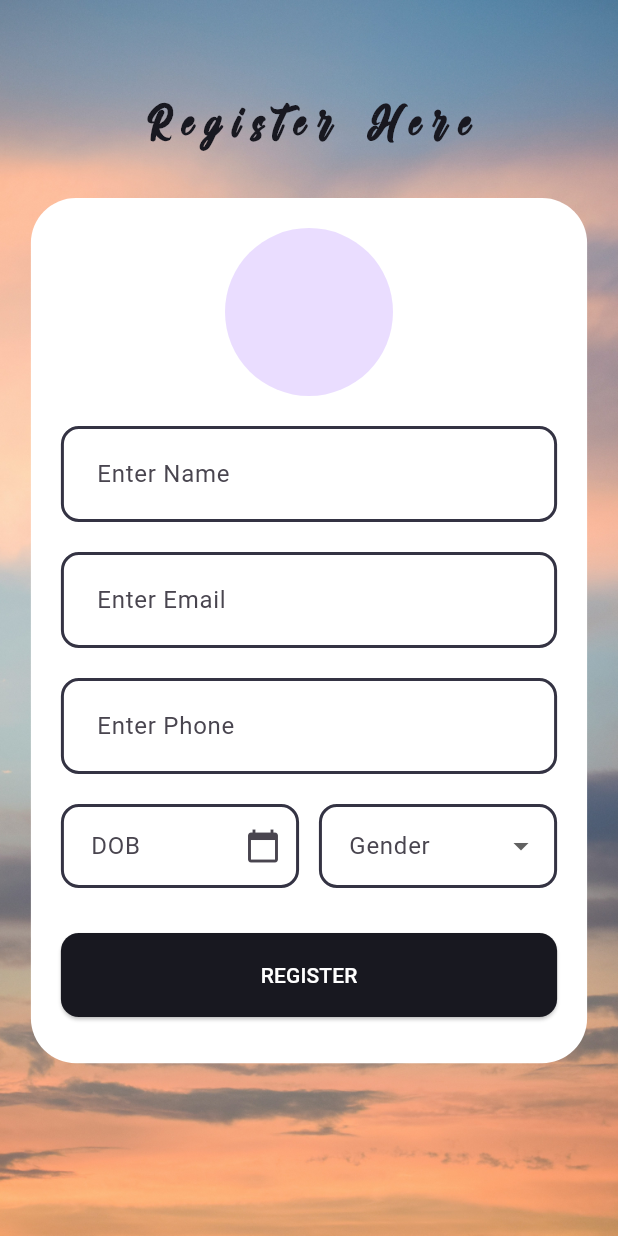
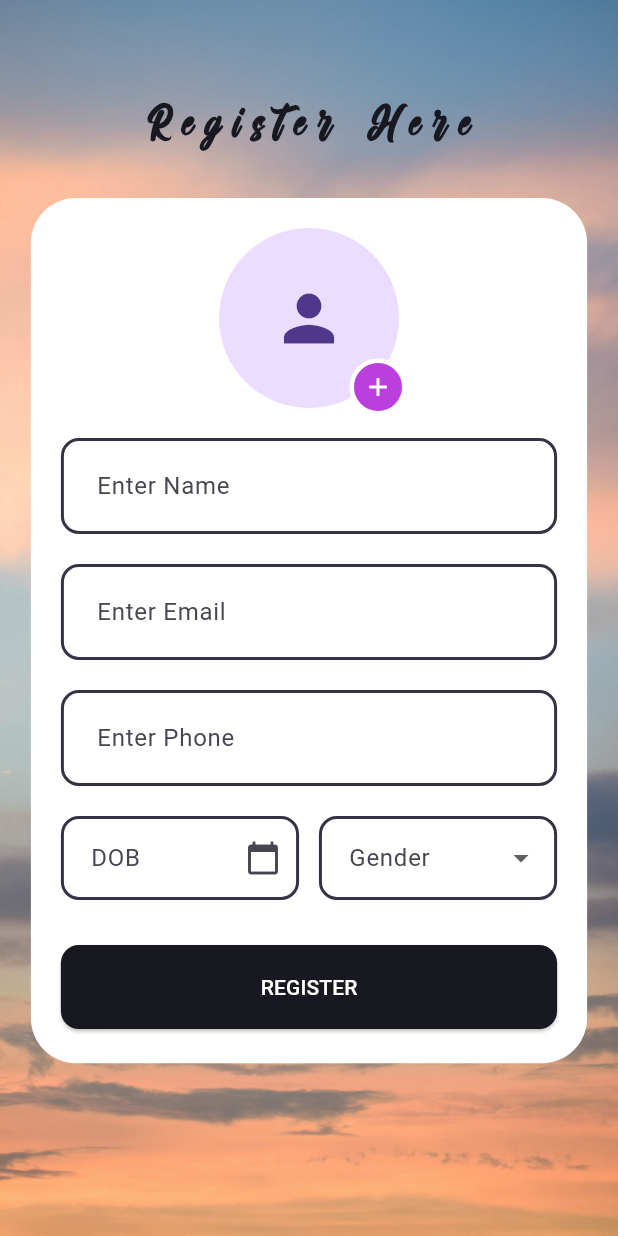
Before and after one commit to Goodwish-Engineering/Flutter-Task, a Flutter app: the screen it shows after launch, on a phone screen of 412 x 824 dp. Run offline on Flutter 3.47's test engine with Material 3 defaults, Android fonts, the phone set to English and light mode, and no system bars; our stand-ins replace bloc, flutter_bloc, image_picker.

Commit message:
feat: add and edit dp

```diff
--- a/app/lib/views/pages/register_page.dart
+++ b/app/lib/views/pages/register_page.dart
@@ -1,3 +1,5 @@
+import 'dart:io';
+
 import 'package:app/config/app_palette.dart';
 import 'package:app/config/app_routes.dart';
 import 'package:app/model/gender_type_enum.dart';
@@ -29,6 +31,7 @@ class _RegisterPageState extends State<RegisterPage> {
 
   DateTime? selectedDate;
   Gender? selectedGender;
+  File? selectedImage;
 
   @override
   void initState() {
@@ -54,6 +57,7 @@ class _RegisterPageState extends State<RegisterPage> {
     selectedDate = student.dob;
     selectedGender = student.gender;
     dobController.text = formatDateTime(true, student.dob.toIso8601String());
+    selectedImage = student.profilePicture;
   }
 
   @override
@@ -123,7 +127,16 @@ class _RegisterPageState extends State<RegisterPage> {
                         child: Column(
                           mainAxisSize: MainAxisSize.min,
                           children: [
-                            AddPhotoWidget(),
+                            AddPhotoWidget(
+                              initialImage: selectedImage,
+                              onImagePicked: (File? image) {
+                                setState(() {
+                                  selectedImage = image;
+                                });
+                                // Now you can use _selectedImage anywhere in your page
+                                print('Image path: ${selectedImage?.path}');
+                              },
+                            ),
                             SizedBox(height: 20),
 
                             AuthField(
@@ -218,6 +231,7 @@ class _RegisterPageState extends State<RegisterPage> {
                                       dob:
                                           selectedDate!, // Use selectedDate (DateTime)
                                       gender: selectedGender!,
+                                      profilePicture: selectedImage,
                                     );
 
                                     context.read<StudentBloc>().add(
--- a/app/lib/views/widgets/add_photo_widget.dart
+++ b/app/lib/views/widgets/add_photo_widget.dart
@@ -1,10 +1,79 @@
+import 'package:app/config/app_palette.dart';
 import 'package:flutter/material.dart';
+import 'package:image_picker/image_picker.dart';
+import 'dart:io';
 
-class AddPhotoWidget extends StatelessWidget {
-  const AddPhotoWidget({super.key});
+class AddPhotoWidget extends StatefulWidget {
+  final void Function(File?)? onImagePicked;
+  final File? initialImage;
+  const AddPhotoWidget({super.key, this.onImagePicked, this.initialImage});
+
+  @override
+  State<AddPhotoWidget> createState() => _AddPhotoWidgetState();
+}
+
+class _AddPhotoWidgetState extends State<AddPhotoWidget> {
+  File? _pickedImage;
+
+  @override
+  void initState() {
+    super.initState();
+    // Initialize with the provided initial image
+    _pickedImage = widget.initialImage;
+  }
+
+  Future<void> pickImage() async {
+    try {
+      final pickedFile = await ImagePicker().pickImage(
+        source: ImageSource.gallery,
+        imageQuality: 85,
+      );
+
+      if (pickedFile != null) {
+        setState(() {
+          _pickedImage = File(pickedFile.path);
+        });
+        // Notify parent about the new image
+        if (widget.onImagePicked != null) {
+          widget.onImagePicked!(_pickedImage);
+        }
+      }
+    } catch (e) {
+      ScaffoldMessenger.of(context).showSnackBar(
+        SnackBar(content: Text('Failed to pick image: ${e.toString()}')),
+      );
+    }
+  }
 
   @override
   Widget build(BuildContext context) {
-    return const CircleAvatar(radius: 56);
+    return Stack(
+      clipBehavior: Clip.none,
+      children: [
+        CircleAvatar(
+          radius: 60,
+          backgroundImage:
+              _pickedImage != null ? FileImage(_pickedImage!) : null,
+          child:
+              _pickedImage == null ? const Icon(Icons.person, size: 50) : null,
+        ),
+        Positioned(
+          right: -5,
+          bottom: -5,
+          child: InkWell(
+            onTap: pickImage,
+            child: Container(
+              decoration: BoxDecoration(
+                color: AppPallete.gradient1,
+                shape: BoxShape.circle,
+                border: Border.all(color: Colors.white, width: 3),
+              ),
+              padding: const EdgeInsets.all(6),
+              child: const Icon(Icons.add, size: 20, color: Colors.white),
+            ),
+          ),
+        ),
+      ],
+    );
   }
 }
```
Also changed, not shown: app/lib/views/pages/home_page.dart (+11 -1 lines), 1 other file.
